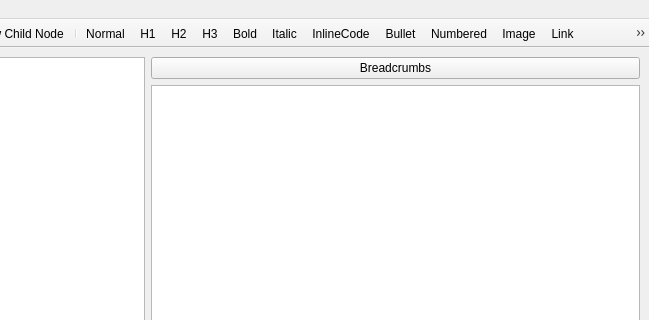
Above: test.ui from arcandio/gw before the change; both pictures show x 114 to 763 and y 0 to 320 of the 763 by 548 pixel window. Below: the same form after it.
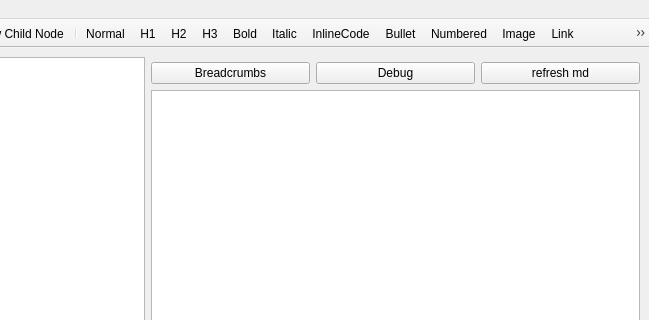
That is the form after the change. Icons and pictures are not drawn.

Commit message: timer works. roundtrip is broken.

```diff
--- a/test.ui
+++ b/test.ui
@@ -33,14 +33,35 @@
       <item>
        <layout class="QVBoxLayout" name="verticalLayout" stretch="0,0,0,0">
         <item>
-         <widget class="QPushButton" name="mainButton">
+         <layout class="QHBoxLayout" name="horizontalLayout_4"/>
+        </item>
+        <item>
+         <layout class="QHBoxLayout" name="horizontalLayout_2" stretch="0,0,0">
+          <property name="topMargin">
+           <number>5</number>
+          </property>
+          <item>
+           <widget class="QPushButton" name="breadcrumb">
           <property name="text">
            <string>Breadcrumbs</string>
           </property>
          </widget>
         </item>
         <item>
-         <layout class="QHBoxLayout" name="horizontalLayout_2"/>
+           <widget class="QPushButton" name="debug">
+            <property name="text">
+             <string>Debug</string>
+            </property>
+           </widget>
+          </item>
+          <item>
+           <widget class="QPushButton" name="refreshmd">
+            <property name="text">
+             <string>refresh md</string>
+            </property>
+           </widget>
+          </item>
+         </layout>
         </item>
         <item>
          <widget class="QTextEdit" name="textEdit"/>
```
Lines whose indentation alone changed are shown as unchanged. The commit also changes 1 other file.
